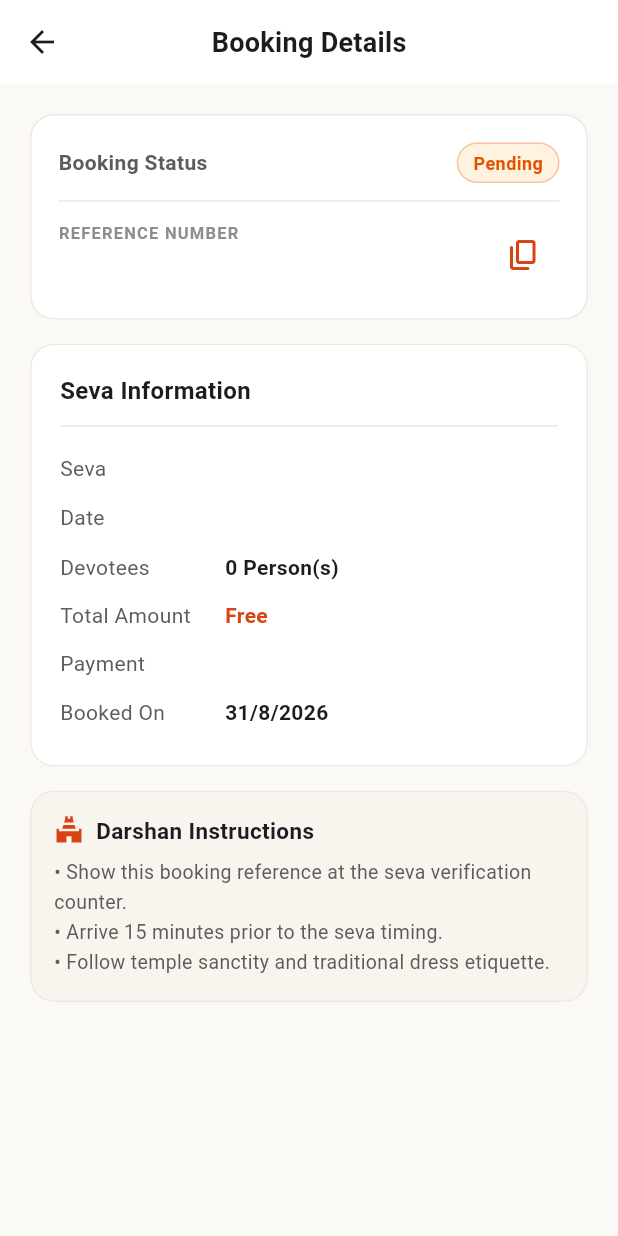
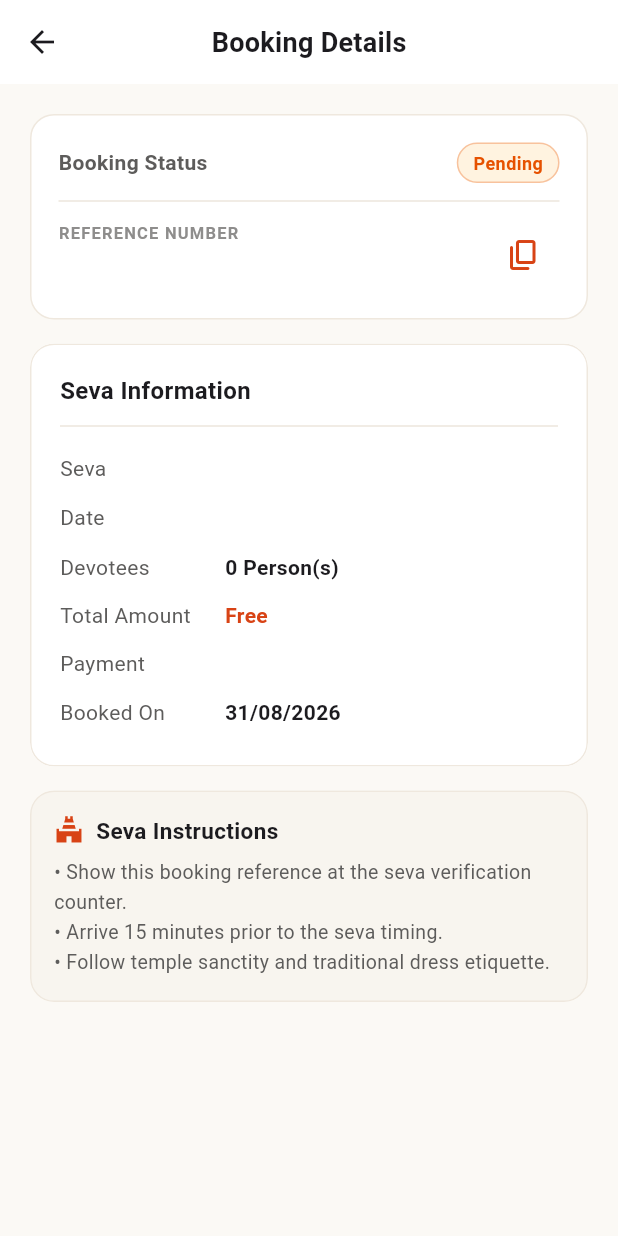
Before and after one commit to sadhvik02/Temple-darshan, a Flutter app: the BookingDetailsScreen screen opened directly with empty values, on a phone screen of 412 x 824 dp. Run offline on Flutter 3.47's test engine with Material 3 defaults, Android fonts, the phone set to English and light mode, and no system bars; our stand-ins replace cloud_firestore, cloud_functions, firebase_auth, firebase_core; missing offline and left inert: razorpay_flutter; accounts and stored records are empty.

Commit message:
feat: enhance booking model with dynamic slot creation and multi-devotee support in payment verification and mobile app.

```diff
--- a/mobile_app/lib/models/models.dart
+++ b/mobile_app/lib/models/models.dart
@@ -135,6 +135,8 @@ class BookingModel {
   final String status;
   final num totalAmount;
   final String paymentStatus;
+  final String sourceType;
+  final List<dynamic>? devotees;
   final DateTime? createdAt;
 
   BookingModel({
@@ -149,6 +151,8 @@ class BookingModel {
     required this.status,
     required this.totalAmount,
     required this.paymentStatus,
+    this.sourceType = 'seva',
+    this.devotees,
     this.createdAt,
   });
 
@@ -166,6 +170,8 @@ class BookingModel {
       status: data['status'] ?? 'pending',
       totalAmount: data['totalAmount'] ?? 0,
       paymentStatus: data['paymentStatus'] ?? 'pending',
+      sourceType: data['sourceType'] ?? 'seva',
+      devotees: data['devotees'] as List<dynamic>?,
       createdAt: (data['createdAt'] as Timestamp?)?.toDate(),
     );
   }
--- a/mobile_app/lib/screens/main/booking_details_screen.dart
+++ b/mobile_app/lib/screens/main/booking_details_screen.dart
@@ -8,6 +8,18 @@ class BookingDetailsScreen extends StatelessWidget {
   final BookingModel booking;
 
   const BookingDetailsScreen({super.key, required this.booking});
+
+  bool get isDarshan => booking.sourceType.toLowerCase() == 'darshan';
+  String get offeringTypeLabel => isDarshan ? 'Darshan' : 'Seva';
+
+  String get instructionsTitle => isDarshan ? 'Darshan Instructions' : 'Seva Instructions';
+  String get instructionsBody => isDarshan
+    ? '• Show this booking reference at the darshan entrance.\n'
+      '• Arrive 15 minutes prior to the slot timing.\n'
+      '• Follow temple sanctity and traditional dress etiquette.'
+    : '• Show this booking reference at the seva verification counter.\n'
+      '• Arrive 15 minutes prior to the seva timing.\n'
+      '• Follow temple sanctity and traditional dress etiquette.';
 
   @override
   Widget build(BuildContext context) {
@@ -92,23 +104,23 @@ class BookingDetailsScreen extends StatelessWidget {
             ),
             const SizedBox(height: 16),
 
-            // Main Details Card
+            // Offering Information Card
             Card(
               child: Padding(
                 padding: const EdgeInsets.all(20.0),
                 child: Column(
                   crossAxisAlignment: CrossAxisAlignment.start,
                   children: [
-                    const Text(
-                      'Seva Information',
-                      style: TextStyle(
+                    Text(
+                      '$offeringTypeLabel Information',
+                      style: const TextStyle(
                         fontSize: 16,
                         fontWeight: FontWeight.w700,
                         color: AppColors.textPrimary,
                       ),
                     ),
                     const Divider(height: 24),
-                    _buildRow('Seva', booking.serviceName),
+                    _buildRow(offeringTypeLabel, booking.serviceName),
                     _buildRow('Date', booking.bookingDate),
                     _buildRow('Devotees', '${booking.quantity} Person(s)'),
                     _buildRow(
@@ -121,7 +133,7 @@ class BookingDetailsScreen extends StatelessWidget {
                     if (booking.createdAt != null)
                       _buildRow(
                         'Booked On',
-                        '${booking.createdAt!.day}/${booking.createdAt!.month}/${booking.createdAt!.year}',
+                        '${booking.createdAt!.day.toString().padLeft(2, '0')}/${booking.createdAt!.month.toString().padLeft(2, '0')}/${booking.createdAt!.year}',
                       ),
                   ],
                 ),
@@ -129,21 +141,24 @@ class BookingDetailsScreen extends StatelessWidget {
             ),
             const SizedBox(height: 16),
 
+            // Devotee Details Cards
+            ..._buildDevoteeCards(),
+
             // Instructions Card
             Card(
               color: AppColors.surfaceVariant.withValues(alpha: 0.5),
-              child: const Padding(
-                padding: EdgeInsets.all(16.0),
+              child: Padding(
+                padding: const EdgeInsets.all(16.0),
                 child: Column(
                   crossAxisAlignment: CrossAxisAlignment.start,
                   children: [
                     Row(
                       children: [
-                        Icon(Icons.temple_hindu, size: 20, color: AppColors.primary),
-                        SizedBox(width: 8),
+                        const Icon(Icons.temple_hindu, size: 20, color: AppColors.primary),
+                        const SizedBox(width: 8),
                         Text(
-                          'Darshan Instructions',
-                          style: TextStyle(
+                          instructionsTitle,
+                          style: const TextStyle(
                             fontSize: 15,
                             fontWeight: FontWeight.w700,
                             color: AppColors.textPrimary,
@@ -151,12 +166,10 @@ class BookingDetailsScreen extends StatelessWidget {
                         ),
                       ],
                     ),
-                    SizedBox(height: 8),
+                    const SizedBox(height: 8),
                     Text(
-                      '• Show this booking reference at the seva verification counter.\n'
-                      '• Arrive 15 minutes prior to the seva timing.\n'
-                      '• Follow temple sanctity and traditional dress etiquette.',
-                      style: TextStyle(
+                      instructionsBody,
+                      style: const TextStyle(
                         fontSize: 13,
                         color: AppColors.textSecondary,
                         height: 1.5,
@@ -170,6 +183,65 @@ class BookingDetailsScreen extends StatelessWidget {
         ),
       ),
     );
+  }
+
+  List<Widget> _buildDevoteeCards() {
+    if (booking.devotees == null || booking.devotees!.isEmpty) {
+      return [];
+    }
+
+    List<Widget> cards = [];
+    for (int i = 0; i < booking.devotees!.length; i++) {
+      final dev = booking.devotees![i];
+      if (dev is! Map) continue;
+
+      final Map<String, dynamic> devoteeData = Map<String, dynamic>.from(dev);
+
+      cards.add(
+        Card(
+          margin: const EdgeInsets.only(bottom: 16),
+          child: Padding(
+            padding: const EdgeInsets.all(20.0),
+            child: Column(
+              crossAxisAlignment: CrossAxisAlignment.start,
+              children: [
+                Row(
+                  children: [
+                    const Icon(Icons.person_rounded, size: 20, color: AppColors.primary),
+                    const SizedBox(width: 8),
+                    Text(
+                      'DEVOTEE ${i + 1}',
+                      style: const TextStyle(
+                        fontSize: 14,
+                        fontWeight: FontWeight.w800,
+                        color: AppColors.textPrimary,
+                        letterSpacing: 0.5,
+                      ),
+                    ),
+                  ],
+                ),
+                const Divider(height: 24),
+                if (devoteeData['devoteeId'] != null && devoteeData['devoteeId'].toString().isNotEmpty)
+                  _buildRow('Ticket ID', devoteeData['devoteeId'].toString(), isBold: true, valueColor: AppColors.primary),
+                if (devoteeData['name'] != null && devoteeData['name'].toString().isNotEmpty)
+                  _buildRow('Full Name', devoteeData['name'].toString()),
+                if (devoteeData['age'] != null && devoteeData['age'].toString().isNotEmpty)
+                  _buildRow('Age', devoteeData['age'].toString()),
+                if (devoteeData['gender'] != null && devoteeData['gender'].toString().isNotEmpty)
+                  _buildRow('Gender', devoteeData['gender'].toString()),
+                if (devoteeData['gothram'] != null && devoteeData['gothram'].toString().isNotEmpty)
+                  _buildRow('Gothram', devoteeData['gothram'].toString()),
+                if (devoteeData['phone'] != null && devoteeData['phone'].toString().isNotEmpty)
+                  _buildRow('Phone', devoteeData['phone'].toString()),
+                if (devoteeData['email'] != null && devoteeData['email'].toString().isNotEmpty)
+                  _buildRow('Email', devoteeData['email'].toString()),
+              ],
+            ),
+          ),
+        ),
+      );
+    }
+    return cards;
   }
 
   Widget _buildRow(String label, String value, {bool isBold = false, Color? valueColor}) {
```
Also changed, not shown: mobile_app/lib/screens/main/my_bookings_screen.dart (+60 -2 lines), mobile_app/lib/screens/main/slots_screen.dart (+15 -9 lines), 3 other files.
